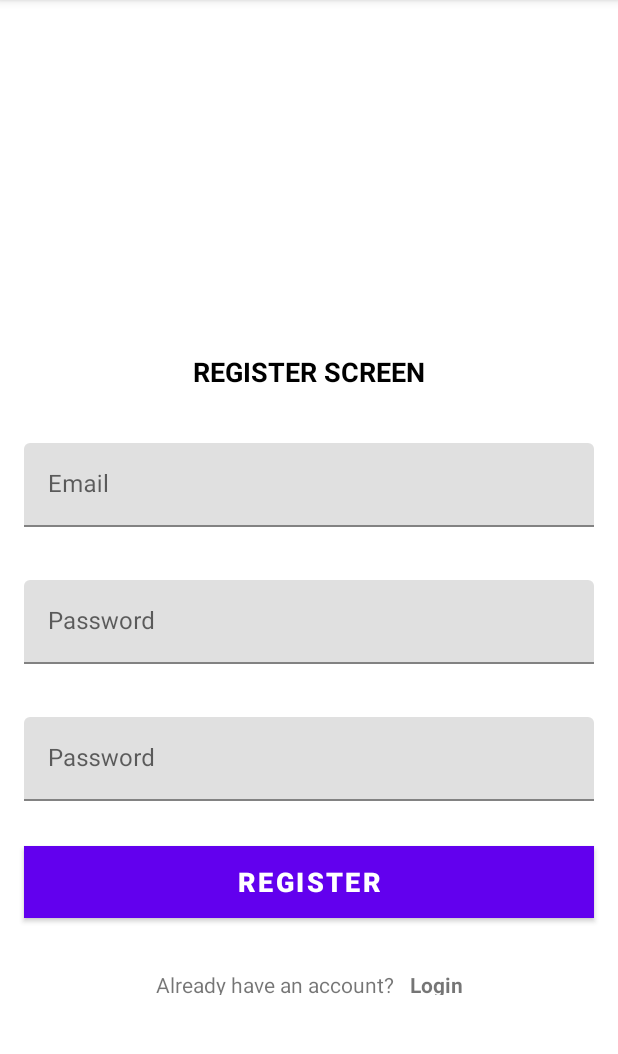
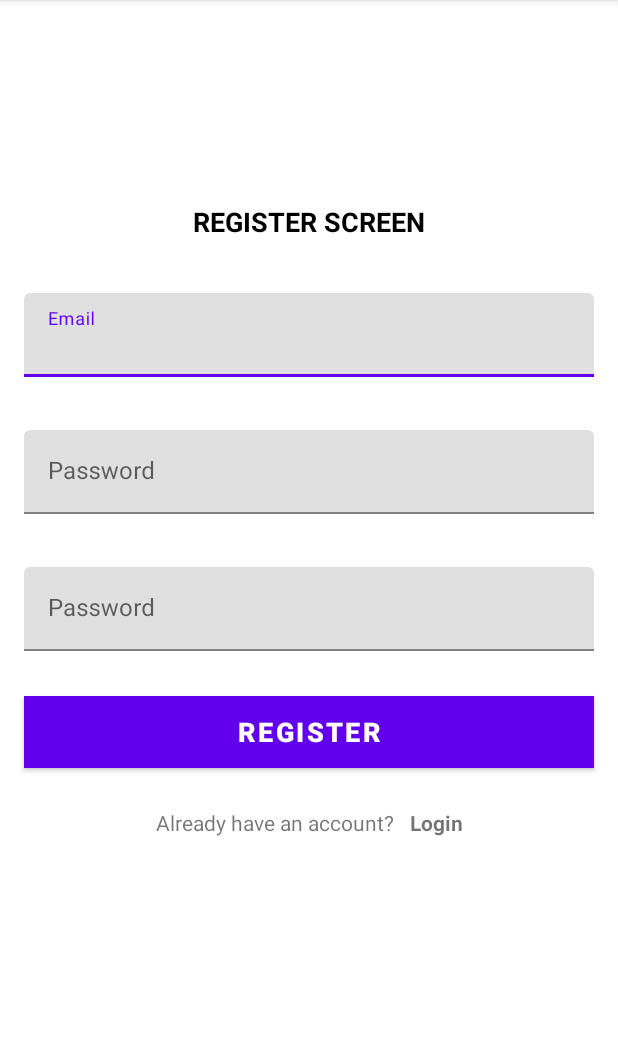
Before and after one commit to meda10/Love-blocks-android, an Android app: the screen it shows after launch (AuthActivity before the commit, RegisterActivity after it), after a tap on "Register", on a phone screen of 412 x 824 dp, the part 84-1138 px from its top. Run offline under Robolectric (Android 15) with nearby library versions, the phone set to English and light mode, and no system bars; our stand-ins replace Firebase (no records; nobody signed in at launch, a user with empty details on screens opened directly); libraries missing offline, so code that uses them is left out: com.firebase.ui.

Commit message:
Create Login and Register Activity from AuthActivity. Enable scrolling in layouts

```diff
--- a/app/src/main/AndroidManifest.xml
+++ b/app/src/main/AndroidManifest.xml
@@ -19,13 +19,14 @@
             android:theme="@style/Theme.DoplomkaAndroid.NoActionBar">
         </activity>
         <activity
-            android:name=".AuthActivity"
+            android:name=".LoginActivity"
             android:exported="true">
             <intent-filter>
                 <action android:name="android.intent.action.MAIN" />
                 <category android:name="android.intent.category.LAUNCHER" />
             </intent-filter>
         </activity>
+        <activity android:name=".RegisterActivity" />
         <meta-data
             android:name="com.google.firebase.messaging.default_notification_channel_id"
             android:value="@string/default_notification_channel_id"
--- a/app/src/main/java/blocks/love/AuthActivity.kt
+++ b/app/src/main/java/blocks/love/LoginActivity.kt
@@ -13,33 +13,40 @@ import com.google.firebase.auth.FirebaseAuth
 import com.google.firebase.auth.ktx.auth
 import com.google.firebase.ktx.Firebase
 
+const val sharedPrefFile = "login_shared_preferences"
+const val logged = "logged"
 
-class AuthActivity : AppCompatActivity() {
+class LoginActivity : AppCompatActivity() {
 
     private lateinit var auth: FirebaseAuth
-    private val sharedPrefFile = "login_shared_preferences"
-    private val logged = "logged"
 
     override fun onCreate(savedInstanceState: Bundle?) {
         super.onCreate(savedInstanceState)
         auth = Firebase.auth
+        val user = Firebase.auth.currentUser
         setContentView(R.layout.activity_login)
 
-        val user = Firebase.auth.currentUser
-        if (user != null) {
-            userIsLoggedIn()
-        } else {
-            userIsLoggedOut()
+
+        when {
+            user != null -> userIsLoggedIn()
+
+            else -> {
+                val token = intent.getStringExtra("EXTRA_USER_TOKEN")
+                when {
+                    token != null -> loginWithCustomToken(token)
+                    else -> userIsLoggedOut()
+                }
+            }
         }
     }
 
     override fun onStart() {
         super.onStart()
         val user = Firebase.auth.currentUser
-        if (user != null) {
-            userIsLoggedIn()
-        } else {
-            userIsLoggedOut()
+
+        when {
+            user != null -> userIsLoggedIn()
+            else -> userIsLoggedOut()
         }
     }
 
@@ -69,7 +76,6 @@ class AuthActivity : AppCompatActivity() {
         val sharedPreferences = getSharedPreferences(sharedPrefFile,MODE_PRIVATE)
         if (sharedPreferences.getBoolean(logged, false)) {
             val intent = Intent(this, MainActivity::class.java)
-//        intent.putExtra("user", user)
             startActivity(intent)
         }
     }
@@ -86,20 +92,6 @@ class AuthActivity : AppCompatActivity() {
         buttonLogin.setOnClickListener { loginButton() }
     }
 
-    // Runs when user is not Registered
-    private fun userIsNotRegistered() {
-        val registerEmail = findViewById<View>(R.id.register_email_edit) as EditText
-        val registerPassword = findViewById<View>(R.id.register_password_edit) as EditText
-        val registerPasswordConfirm = findViewById<View>(R.id.register_password_confirm_edit) as EditText
-        val buttonRegister = findViewById<View>(R.id.btn_register) as Button
-
-        registerEmail.text = null
-        registerPassword.text = null
-        registerPasswordConfirm.text = null
-
-        buttonRegister.setOnClickListener { registerButton() }
-    }
-
     // Login user -> On button click
     private fun loginButton() {
         val loginEmail = findViewById<View>(R.id.login_email_edit) as EditText
@@ -108,18 +100,6 @@ class AuthActivity : AppCompatActivity() {
         login(
             loginEmail.text.toString(),
             loginPassword.text.toString()
-        )
-    }
-
-    private fun registerButton() {
-        val registerEmail = findViewById<View>(R.id.register_email_edit) as EditText
-        val registerPassword = findViewById<View>(R.id.register_password_edit) as EditText
-        val registerPasswordConfirm = findViewById<View>(R.id.register_password_confirm_edit) as EditText
-
-        register(
-            registerEmail.text.toString(),
-            registerPassword.text.toString(),
-            registerPasswordConfirm.text.toString()
         )
     }
 
@@ -141,14 +121,9 @@ class AuthActivity : AppCompatActivity() {
         }
     }
 
-    fun loginOnClick(view: View?) {
-        setContentView(R.layout.activity_login)
-        userIsLoggedOut()
-    }
-
     fun registerOnClick(view: View?) {
-        setContentView(R.layout.activity_register)
-        userIsNotRegistered()
+        val intent = Intent(this, RegisterActivity::class.java)
+        startActivity(intent)
     }
 
     private fun login(email: String, password: String) {
@@ -179,46 +154,6 @@ class AuthActivity : AppCompatActivity() {
         }
     }
 
-    private fun register(email: String, password: String, passwordConfirmation: String) {
-        val apiManager = RestApiManager()
-        val userData = RegisterData(
-            name = "",
-            email = "me@dd.czcx",
-            password = "",
-            password_confirmation = "password",
-            terms = "accepted",
-        )
-        Log.d("REG", "Email: $email | Password: $password | Confirm: $passwordConfirmation")
-
-
-        apiManager.registerUser(userData) { responseData ->
-            when {
-                responseData?.access_token != null -> {
-                    Log.d("REG", "WIN")
-                    Log.d("REG", responseData.id)
-                    Toast.makeText(baseContext, "REG WIN", Toast.LENGTH_SHORT).show()
-                }
-                //todo Error
-                responseData?.errors?.error != null -> {
-                    Log.d("REG", responseData.errors.error)
-                }
-                responseData?.errors?.email != null -> {
-                    for (i in 0 until responseData.errors.email.count()) Log.d("REG", responseData.errors.email[i])
-                }
-                responseData?.errors?.name != null -> {
-                    for (i in 0 until responseData.errors.name.count()) Log.d("REG", responseData.errors.name[i])
-                }
-                responseData?.errors?.password != null -> {
-                    for (i in 0 until responseData.errors.password.count()) Log.d("REG", responseData.errors.password[i])
-                }
-                else -> {
-                    Log.d("REG", "NULL")
-                    Log.d("REG", responseData.toString())
-                    Toast.makeText(baseContext, "REG NULL", Toast.LENGTH_SHORT).show()
-                }
-            }
-        }
-    }
 
     private fun loginWithCustomToken(firebaseToken: String){
         val sharedPreferences = getSharedPreferences(sharedPrefFile,MODE_PRIVATE)
@@ -227,10 +162,10 @@ class AuthActivity : AppCompatActivity() {
         firebaseToken.let { token ->
             auth.signInWithCustomToken(token).addOnCompleteListener(this) { task ->
                 if (task.isSuccessful) {
-                    Log.d("CUSTOM", "signInWithCustomToken:success")
+                    Log.d("LOGIN", "signInWithCustomToken:success")
                     userIsLoggedIn()
                 } else {
-                    Log.w("CUSTOM", "signInWithCustomToken:failure", task.exception)
+                    Log.w("LOGIN", "signInWithCustomToken:failure", task.exception)
                     Toast.makeText(baseContext, "Authentication failed.", Toast.LENGTH_SHORT).show()
                     userIsLoggedOut()
                 }
--- a/app/src/main/java/blocks/love/MainActivity.kt
+++ b/app/src/main/java/blocks/love/MainActivity.kt
@@ -40,7 +40,7 @@ class MainActivity : AppCompatActivity() {
     }
 
     private fun goToAuthActivity() {
-        val intent = Intent(this, AuthActivity::class.java)
+        val intent = Intent(this, LoginActivity::class.java)
         startActivity(intent)
     }
 }
--- a/app/src/main/res/layout/activity_register.xml
+++ b/app/src/main/res/layout/activity_register.xml
@@ -1,15 +1,21 @@
 <?xml version="1.0" encoding="utf-8"?>
-<androidx.constraintlayout.widget.ConstraintLayout xmlns:android="http://schemas.android.com/apk/res/android"
+<ScrollView
+    android:layout_width="match_parent"
+    android:layout_height="match_parent"
+    xmlns:android="http://schemas.android.com/apk/res/android"
     xmlns:app="http://schemas.android.com/apk/res-auto"
     xmlns:tools="http://schemas.android.com/tools"
+    tools:context=".RegisterActivity">
+
+    <androidx.constraintlayout.widget.ConstraintLayout
         android:layout_width="match_parent"
-    android:layout_height="match_parent"
-    tools:context=".AuthActivity">
+        android:layout_height="wrap_content">
 
         <FrameLayout
             android:id="@+id/header_image"
             android:layout_width="wrap_content"
             android:layout_height="200dp"
+            app:layout_constraintBottom_toTopOf="parent"
             app:layout_constraintEnd_toEndOf="parent"
             app:layout_constraintEnd_toStartOf="parent"
             app:layout_constraintTop_toTopOf="parent"
@@ -135,6 +141,7 @@
                 android:layout_height="wrap_content"
                 android:id="@+id/already_have_account"
                 android:layout_marginTop="16dp"
+                android:layout_marginBottom="16dp"
                 android:padding="5dp"
                 android:text="Already have an account?"
             />
@@ -145,6 +152,7 @@
                 android:clickable="true"
                 android:layout_height="wrap_content"
                 android:layout_marginTop="16dp"
+                android:layout_marginBottom="16dp"
                 android:foreground="?attr/selectableItemBackground"
                 android:padding="5dp"
                 android:text="Login"
@@ -152,3 +160,4 @@
             />
         </LinearLayout>
     </androidx.constraintlayout.widget.ConstraintLayout>
+</ScrollView>
```
Also changed, not shown: app/src/main/java/blocks/love/RegisterActivity.kt (added, +131 -0 lines), app/src/main/res/layout/activity_login.xml (+12 -3 lines). Lines whose indentation alone changed are shown as unchanged.
